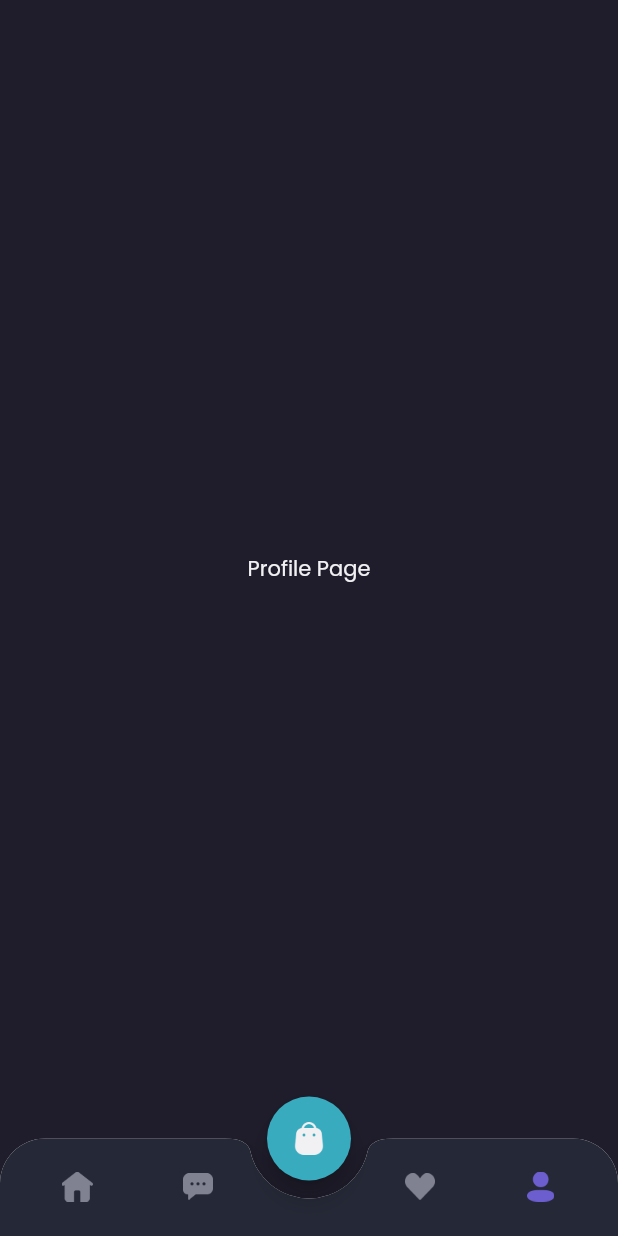
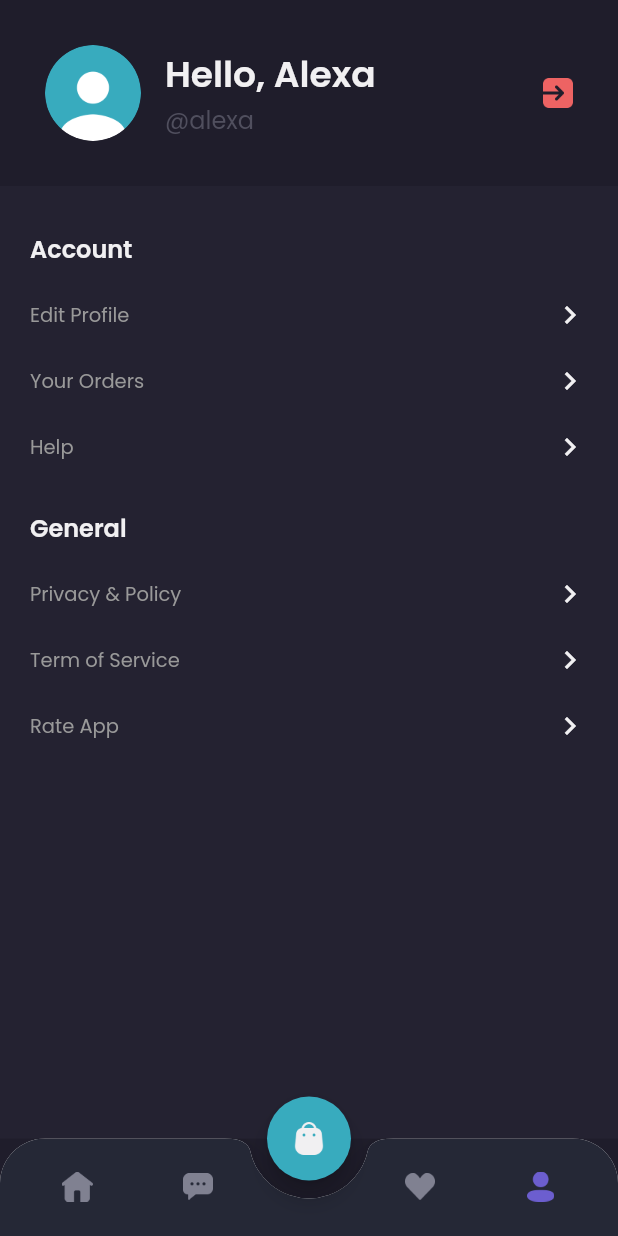
Before and after one commit to kevinrisqi/flutter-shamo, a Flutter app: the MainPage screen opened by its route, item 4 of the bottom bar chosen, on a phone screen of 412 x 824 dp. Run offline on Flutter 3.47's test engine with Material 2 defaults, Android fonts, the phone set to English and light mode, and no system bars; our stand-ins replace google_fonts.

Commit message:
Create Edit Profile

```diff
--- a/lib/main.dart
+++ b/lib/main.dart
@@ -1,5 +1,6 @@
 import 'package:flutter/material.dart';
 import 'package:shamo_flutter/pages/detail_chat_page.dart';
+import 'package:shamo_flutter/pages/edit_profile_page.dart';
 import 'package:shamo_flutter/pages/home/main_page.dart';
 import 'package:shamo_flutter/pages/sign_in_page.dart';
 import 'package:shamo_flutter/pages/sign_up_page.dart';
@@ -22,6 +23,7 @@ class MyApp extends StatelessWidget {
         '/sign-up': (context) => SignUpPage(),
         '/home': (context) => MainPage(),
         '/detail-chat': (context) => DetailChatPage(),
+        '/edit-profile': (context) => EditProfilePage(),
       },
     );
   }
--- a/lib/pages/home/profile_page.dart
+++ b/lib/pages/home/profile_page.dart
@@ -6,11 +6,170 @@ class ProfilePage extends StatelessWidget {
 
   @override
   Widget build(BuildContext context) {
-    return Center(
-      child: Text(
-        'Profile Page',
-        style: primaryTextStyle,
+    return Column(
+      children: [
+        header(),
+        content(),
+      ],
+    );
+  }
+}
+
+class content extends StatelessWidget {
+  const content({
+    Key? key,
+  }) : super(key: key);
+
+  @override
+  Widget build(BuildContext context) {
+    return Expanded(
+      child: Container(
+        width: double.infinity,
+        color: bgColor3,
+        padding: EdgeInsets.symmetric(
+          horizontal: 20,
+          vertical: defaultMargin,
+        ),
+        child: Column(
+          crossAxisAlignment: CrossAxisAlignment.start,
+          children: [
+            Text(
+              'Account',
+              style: primaryTextStyle.copyWith(
+                fontSize: 16,
+                fontWeight: semiBold,
+              ),
+            ),
+            GestureDetector(
+              onTap: () {
+                Navigator.pushNamed(context, '/edit-profile');
+              },
+              child: menuItem(
+                text: 'Edit Profile',
+              ),
+            ),
+            menuItem(
+              text: 'Your Orders',
+            ),
+            menuItem(
+              text: 'Help',
+            ),
+            SizedBox(
+              height: defaultMargin,
+            ),
+            Text(
+              'General',
+              style: primaryTextStyle.copyWith(
+                fontSize: 16,
+                fontWeight: semiBold,
+              ),
+            ),
+            menuItem(
+              text: 'Privacy & Policy',
+            ),
+            menuItem(
+              text: 'Term of Service',
+            ),
+            menuItem(
+              text: 'Rate App',
+            ),
+          ],
+        ),
       ),
     );
   }
 }
+
+class menuItem extends StatelessWidget {
+  final String text;
+
+  const menuItem({
+    required this.text,
+    Key? key,
+  }) : super(key: key);
+
+  @override
+  Widget build(BuildContext context) {
+    return Container(
+      margin: EdgeInsets.only(top: 20),
+      child: Row(
+        mainAxisAlignment: MainAxisAlignment.spaceBetween,
+        children: [
+          Text(
+            text,
+            style: secondaryTextStyle.copyWith(
+              fontSize: 13,
+            ),
+          ),
+          Icon(
+            Icons.chevron_right,
+            color: primaryColorText,
+          )
+        ],
+      ),
+    );
+  }
+}
+
+class header extends StatelessWidget {
+  const header({
+    Key? key,
+  }) : super(key: key);
+
+  @override
+  Widget build(BuildContext context) {
+    return AppBar(
+      backgroundColor: bgColor1,
+      automaticallyImplyLeading: false,
+      elevation: 0,
+      flexibleSpace: SafeArea(
+        child: Container(
+          padding: EdgeInsets.all(defaultMargin),
+          child: Row(
+            children: [
+              ClipOval(
+                child: Image.asset(
+                  'assets/image_profile.png',
+                  width: 64,
+                ),
+              ),
+              SizedBox(
+                width: 16,
+              ),
+              Expanded(
+                child: Column(
+                  crossAxisAlignment: CrossAxisAlignment.start,
+                  children: [
+                    Text(
+                      'Hello, Alexa',
+                      style: primaryTextStyle.copyWith(
+                        fontSize: 24,
+                        fontWeight: semiBold,
+                      ),
+                    ),
+                    Text(
+                      '@alexa',
+                      style: subtitleTextStyle.copyWith(
+                        fontSize: 16,
+                      ),
+                    )
+                  ],
+                ),
+              ),
+              GestureDetector(
+                onTap: () {
+                  Navigator.pushNamedAndRemoveUntil(
+                      context, '/sign-in', (route) => false);
+                },
+                child: Image.asset(
+                  'assets/icon_exit.png',
+                  width: 20,
+                ),
+              ),
+            ],
+          ),
+        ),
+      ),
+    );
+  }
+}
```
Also changed, not shown: lib/pages/edit_profile_page.dart (added, +170 -0 lines), assets/button_exit.png (added), assets/image_profile.png (added).
